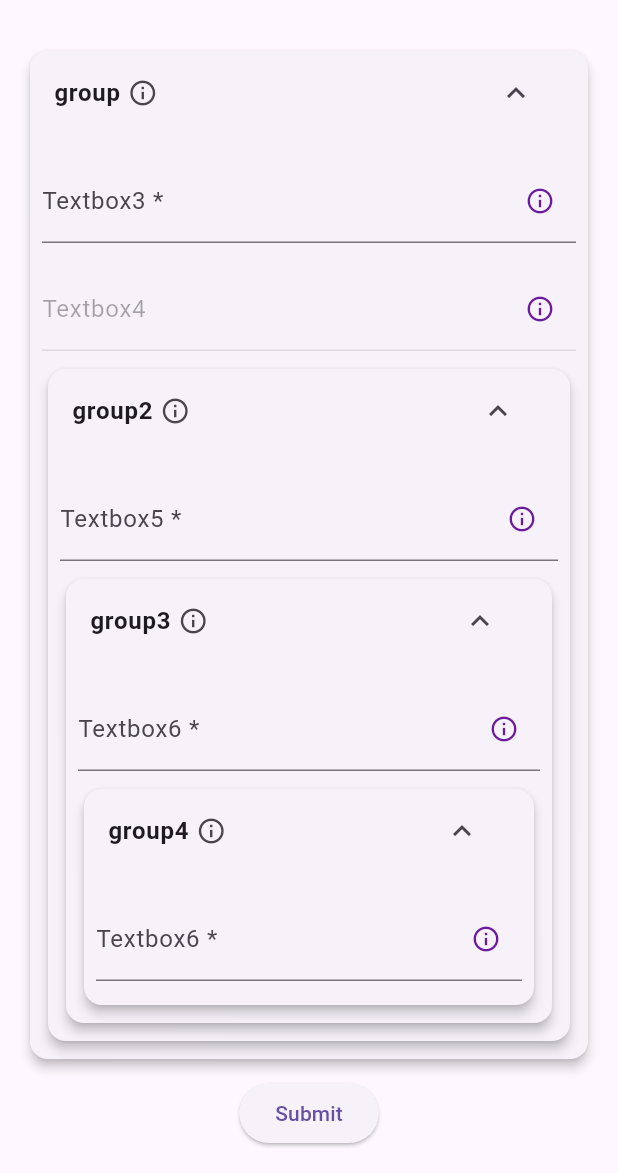
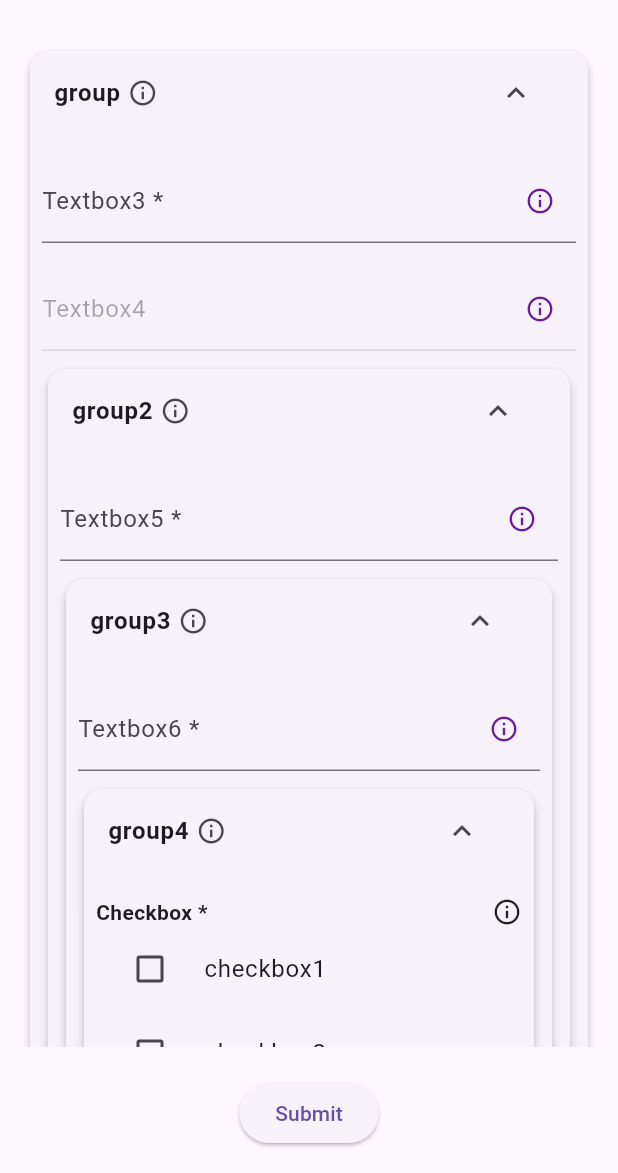
Before and after one commit to InduRavuru/rfd, a Flutter app: the screen it shows after launch, on a phone screen of 412 x 824 dp, the part 63-1236 px from its top. Run offline on Flutter 3.47's test engine with Material 3 defaults, Android fonts, the light colour scheme and no system bars.

Commit message:
added checkbox and check group

```diff
--- a/dynamic_form/lib/src/models/form_field_model.dart
+++ b/dynamic_form/lib/src/models/form_field_model.dart
@@ -1,18 +1,26 @@
 class FormFieldModel {
-  final String name; // Ensure this is non-nullable
+  final String name; // Non-nullable field
   final String type;
   final String displayName;
   final String description;
   final bool editable;
   final bool display;
   final bool mandatory;
-  final String? placeholder; // Nullable placeholder is fine
-  final int? min;
-  final int? max;
+  final String? placeholder; // Nullable
+  final dynamic min; // ✅ Keep `min` as generic (no specific type)
+  final dynamic max; // ✅ Keep `max` as generic (no specific type)
   final String tooltipPlacement;
+  final bool isGroup; // ✅ New field for checkbox group
+  final List<String> values; // ✅ Stores checkbox options when `isGroup: true`
+
+  // ✅ Date-related properties
+  final String? startRange;
+  final String? endRange;
+  final String value; // ✅ Default date selection
+  final String dateFormat; // ✅ Custom date format
 
   FormFieldModel({
-    required this.name, // Non-nullable
+    required this.name,
     required this.type,
     this.displayName = "",
     this.description = "",
@@ -20,14 +28,20 @@ class FormFieldModel {
     this.display = true,
     this.mandatory = false,
     this.placeholder,
-    this.min,
-    this.max,
-    this.tooltipPlacement = "top", // Default tooltip placement
+    this.min, // ✅ Keep `min` generic
+    this.max, // ✅ Keep `max` generic
+    this.tooltipPlacement = "top",
+    this.isGroup = false, // Default to `false` (for single checkboxes)
+    this.values = const [], // Default to empty list
+    this.startRange,
+    this.endRange,
+    this.value = "",
+    this.dateFormat = "yyyy-MM-dd", // Default format
   });
 
   factory FormFieldModel.fromJson(Map<String, dynamic> json) {
     return FormFieldModel(
-      name: json['name'] ?? "", // Provide a default value if 'name' is null
+      name: json['name'] ?? "",
       type: json['type'] ?? "",
       displayName: json['properties']?['displayName'] ?? json['name'] ?? "",
       description: json['description'] ?? "",
@@ -35,12 +49,20 @@ class FormFieldModel {
       display: json['properties']?['display'] ?? true,
       mandatory: json['properties']?['mandatory'] ?? false,
       placeholder: json['placeholder'],
-      min: json['properties']?['min'],
-      max: json['properties']?['max'],
+      min: json['properties']?['min'], // ✅ No specific type restriction
+      max: json['properties']?['max'], // ✅ No specific type restriction
       tooltipPlacement: json['tooltipPlacement'] ?? "top",
+      isGroup: json['isGroup'] ?? false, // ✅ Parse `isGroup`
+      values: (json['values'] as List<dynamic>?)?.map((e) => e.toString()).toList() ?? [], // ✅ Parse `values`
+      startRange: json['startRange']?.toString(),
+      endRange: json['endRange']?.toString(),
+      value: json['value']?.toString() ?? "",
+      dateFormat: json['dateFormat']?.toString() ?? "yyyy-MM-dd",
     );
   }
 }
+
+
 
 
 // class FormFieldModel {
--- a/dynamic_form/lib/src/services/form_service.dart
+++ b/dynamic_form/lib/src/services/form_service.dart
@@ -1,4 +1,3 @@
-
 // import 'package:flutter/material.dart';
 // import '../models/form_field_model.dart';
 // import '../models/group_model.dart';
@@ -93,31 +92,33 @@
 //   }
 // }
 
-
-
-
-
 import 'package:flutter/material.dart';
 import '../models/form_field_model.dart';
 import '../widgets/textbox_field.dart';
+import '../widgets/checkbox_field.dart';
 import '../widgets/group_field.dart';
-import '../models/group_model.dart'; // Import GroupModel
+import '../widgets/date_field.dart'; // ✅ Import DateField
+import '../models/group_model.dart';
 
 class FormService {
   static Widget buildForm(
     List<dynamic> template,
-    Function(String, String) onValueChange,
+    Function(String, dynamic) onValueChange,
     Map<String, TextEditingController> controllers,
     Map<String, dynamic> config,
     VoidCallback onValidationChange,
     String parentPath,
   ) {
-    return Column(
+    return SingleChildScrollView(
+      // ✅ Wrap Column with `SingleChildScrollView` to prevent overflow
+      child: Column(
+        crossAxisAlignment: CrossAxisAlignment.start,
         children: template.map((field) {
-        String fieldPath =
-            parentPath.isEmpty ? field['name'] : '$parentPath.${field['name']}';
+          String fieldPath = parentPath.isEmpty
+              ? field['name']
+              : '$parentPath.${field['name']}';
+
           if (field['type'] == 'group') {
-          // Ensure the group's config is initialized
             if (config[field['name']] == null) {
               config[field['name']] = <String, dynamic>{};
             }
@@ -127,6 +128,20 @@ class FormService {
               controllers,
               config[field['name']],
               onValidationChange,
+              fieldPath,
+            );
+          } else if (field['type'] == 'checkbox') {
+            return _createCheckboxField(
+              FormFieldModel.fromJson(field),
+              onValueChange,
+              config,
+              fieldPath,
+            );
+          } else if (field['type'] == 'date') { // ✅ Handle date field
+            return _createDateField(
+              FormFieldModel.fromJson(field),
+              onValueChange,
+              config,
               fieldPath,
             );
           } else {
@@ -139,18 +154,19 @@ class FormService {
             );
           }
         }).toList(),
+      ),
     );
   }
 
   static Widget _createGroup(
     GroupModel group,
-    Function(String, String) onValueChange,
+    Function(String, dynamic) onValueChange,
     Map<String, TextEditingController> controllers,
     Map<String, dynamic> config,
     VoidCallback onValidationChange,
     String parentPath,
   ) {
-    if (!group.display || group.name == null) return const SizedBox.shrink();
+    if (!group.display) return const SizedBox.shrink();
 
     return GroupField(
       group: group,
@@ -160,27 +176,60 @@ class FormService {
         controllers,
         config,
         onValidationChange,
-        parentPath, // Pass the parentPath to child fields
+        parentPath,
       ),
       onValidationChange: onValidationChange,
     );
   }
 
+  static Widget _createCheckboxField(
+    FormFieldModel field,
+    Function(String, dynamic) onValueChange,
+    Map<String, dynamic> config,
+    String fieldPath,
+  ) {
+    if (!field.display) return const SizedBox.shrink();
+
+    return CheckboxField(
+      field: field,
+      onValueChange: (fieldName, value) {
+        onValueChange(fieldPath, value);
+      },
+    );
+  }
+
+  static Widget _createDateField(
+    FormFieldModel field,
+    Function(String, dynamic) onValueChange,
+    Map<String, dynamic> config,
+    String fieldPath,
+  ) {
+    if (!field.display) return const SizedBox.shrink();
+
+    return DateField(
+      field: field,
+      onValueChange: (fieldName, value) {
+        onValueChange(fieldPath, value);
+      },
+    );
+  }
+
   static Widget _createFormField(
     FormFieldModel field,
-    Function(String, String) onValueChange,
+    Function(String, dynamic) onValueChange,
     Map<String, TextEditingController> controllers,
     Map<String, dynamic> config,
-    String fieldPath, // Add fieldPath parameter
+    String fieldPath,
   ) {
-    if (!field.display || field.name == null) return const SizedBox.shrink();
+    if (!field.display) return const SizedBox.shrink();
 
     TextEditingController controller = controllers[field.name]!;
+
     return TextboxField(
       field: field,
       controller: controller,
       onValueChange: (fieldName, value) {
-        onValueChange(fieldPath, value); // Pass the full fieldPath to onValueChange
+        onValueChange(fieldPath, value);
       },
     );
   }
--- /dev/null
+++ b/dynamic_form/lib/src/widgets/checkbox_field.dart
@@ -0,0 +1,143 @@
+import 'package:flutter/material.dart';
+import '../models/form_field_model.dart';
+
+class CheckboxField extends StatefulWidget {
+  final FormFieldModel field;
+  final Function(String, dynamic) onValueChange;
+
+  const CheckboxField({
+    Key? key,
+    required this.field,
+    required this.onValueChange,
+  }) : super(key: key);
+
+  @override
+  _CheckboxFieldState createState() => _CheckboxFieldState();
+}
+
+class _CheckboxFieldState extends State<CheckboxField> {
+  Map<String, bool> _checkboxValues = {}; // Store checkbox group values
+  bool _singleCheckboxValue = false; // Store single checkbox value
+  String? _errorText; // Validation message
+  bool _hasBeenTouched = false; // ✅ Track if field was interacted with
+
+  @override
+  void initState() {
+    super.initState();
+    if (widget.field.isGroup) {
+      for (String value in widget.field.values) {
+        _checkboxValues[value] = false; // Default unchecked
+      }
+      _checkboxValues["checkGroup"] = false; // Group status
+    }
+  }
+
+  void _updateGroupCheckboxes(String key, bool value) {
+    if (!widget.field.editable) return; // ✅ Prevent changes if not editable
+
+    setState(() {
+      _checkboxValues[key] = value;
+      _checkboxValues["checkGroup"] = _checkboxValues.entries
+          .where((entry) => entry.key != "checkGroup")
+          .every((entry) => entry.value == true);
+      _hasBeenTouched = true; // ✅ Mark as touched
+    });
+
+    _validateField();
+    widget.onValueChange(widget.field.name, Map<String, bool>.from(_checkboxValues));
+  }
+
+  void _updateSingleCheckbox(bool value) {
+    if (!widget.field.editable) return; // ✅ Prevent changes if not editable
+
+    setState(() {
+      _singleCheckboxValue = value;
+      _hasBeenTouched = true; // ✅ Mark as touched
+    });
+
+    _validateField();
+    widget.onValueChange(widget.field.name, value);
+  }
+
+  /// ✅ Ensure validation runs on user interaction & form submission
+  void _validateField() {
+    if (widget.field.mandatory) {
+      if (widget.field.isGroup) {
+        bool hasChecked = _checkboxValues.entries
+            .where((entry) => entry.key != "checkGroup")
+            .any((entry) => entry.value == true);
+        setState(() {
+          _errorText = (_hasBeenTouched || _errorText != null) && !hasChecked ? "This field is required" : null;
+        });
+      } else {
+        setState(() {
+          _errorText = (_hasBeenTouched || _errorText != null) && !_singleCheckboxValue ? "This field is required" : null;
+        });
+      }
+    }
+  }
+
+  @override
+  Widget build(BuildContext context) {
+    if (!widget.field.display) return const SizedBox.shrink(); // ✅ Hide if `display: false`
+
+    return Padding(
+      padding: const EdgeInsets.symmetric(vertical: 8.0),
+      child: Column(
+        crossAxisAlignment: CrossAxisAlignment.start,
+        children: [
+          if (widget.field.displayName.isNotEmpty)
+            Row(
+              mainAxisAlignment: MainAxisAlignment.spaceBetween,
+              children: [
+                Text(
+                  widget.field.displayName + (widget.field.mandatory ? " *" : ""),
+                  style: TextStyle(fontWeight: FontWeight.bold),
+                ),
+                _buildTooltip(context),
+              ],
+            ),
+          if (widget.field.isGroup)
+            Column(
+              children: widget.field.values.map((value) {
+                return CheckboxListTile(
+                  title: Text(value),
+                  value: _checkboxValues[value],
+                  onChanged: widget.field.editable
+                      ? (bool? newValue) => _updateGroupCheckboxes(value, newValue ?? false)
+                      : null, // ✅ Disable if `editable: false`
+                  controlAffinity: ListTileControlAffinity.leading,
+                );
+              }).toList(),
+            )
+          else
+            CheckboxListTile(
+              title: Text(widget.field.displayName),
+              value: _singleCheckboxValue,
+              onChanged: widget.field.editable
+                  ? (bool? newValue) => _updateSingleCheckbox(newValue ?? false)
+                  : null, // ✅ Disable if `editable: false`
+              controlAffinity: ListTileControlAffinity.leading,
+            ),
+          if (_errorText != null) // ✅ Show validation error
+            Padding(
+              padding: const EdgeInsets.only(left: 16.0, top: 4.0),
+              child: Text(
+                _errorText!,
+                style: TextStyle(color: Colors.red, fontSize: 12),
+              ),
+            ),
+        ],
+      ),
+    );
+  }
+
+  Widget _buildTooltip(BuildContext context) {
+    return Tooltip(
+      message: widget.field.description,
+      preferBelow: widget.field.tooltipPlacement == "top",
+      verticalOffset: widget.field.tooltipPlacement == "top" ? 20.0 : -20.0,
+      child: Icon(Icons.info_outline, size: 20),
+    );
+  }
+}
--- a/dynamic_form/pubspec.yaml
+++ b/dynamic_form/pubspec.yaml
@@ -15,6 +15,7 @@ dev_dependencies:
   flutter_test:
     sdk: flutter
   flutter_lints: ^5.0.0
+  intl: ^0.20.0
 
 # For information on the generic Dart part of "pubspec.yaml""../../dynamic_form"this file, see the
 # following page: https://dart.dev/tools/pub/pubspec
```
Also changed, not shown: assets/formdata.json (+11 -10 lines), dynamic_form/lib/src/widgets/date_field.dart (added, +137 -0 lines), dynamic_form/lib/src/widgets/form_renderer.dart (+31 -7 lines). Lines whose indentation alone changed are shown as unchanged.
